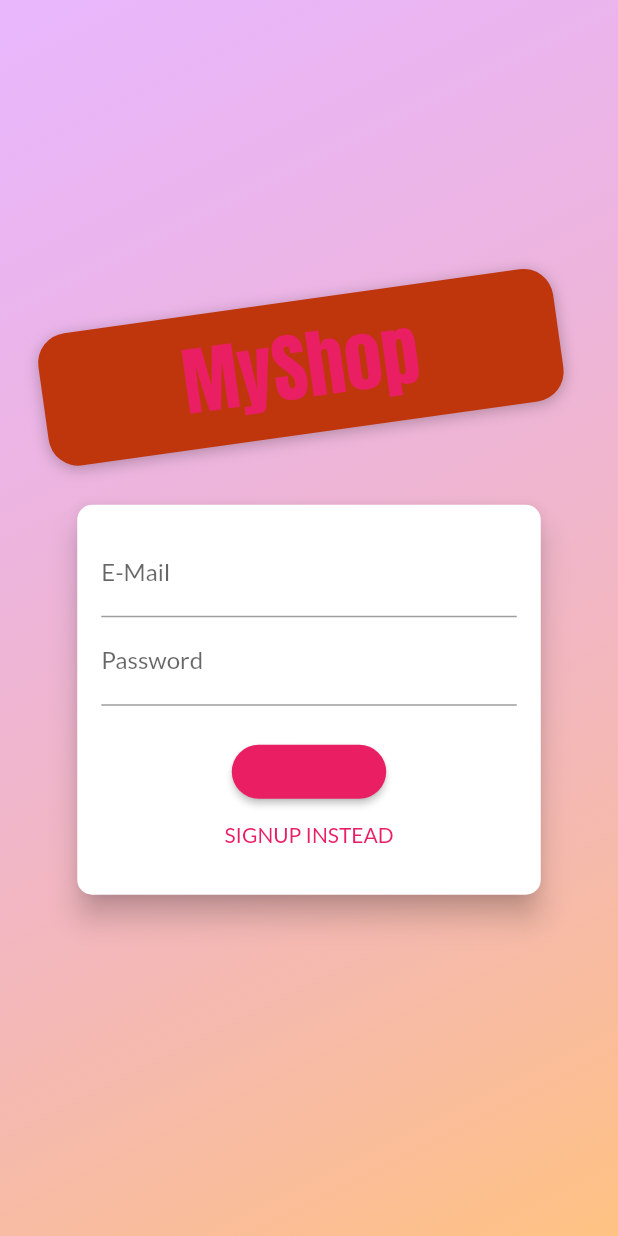
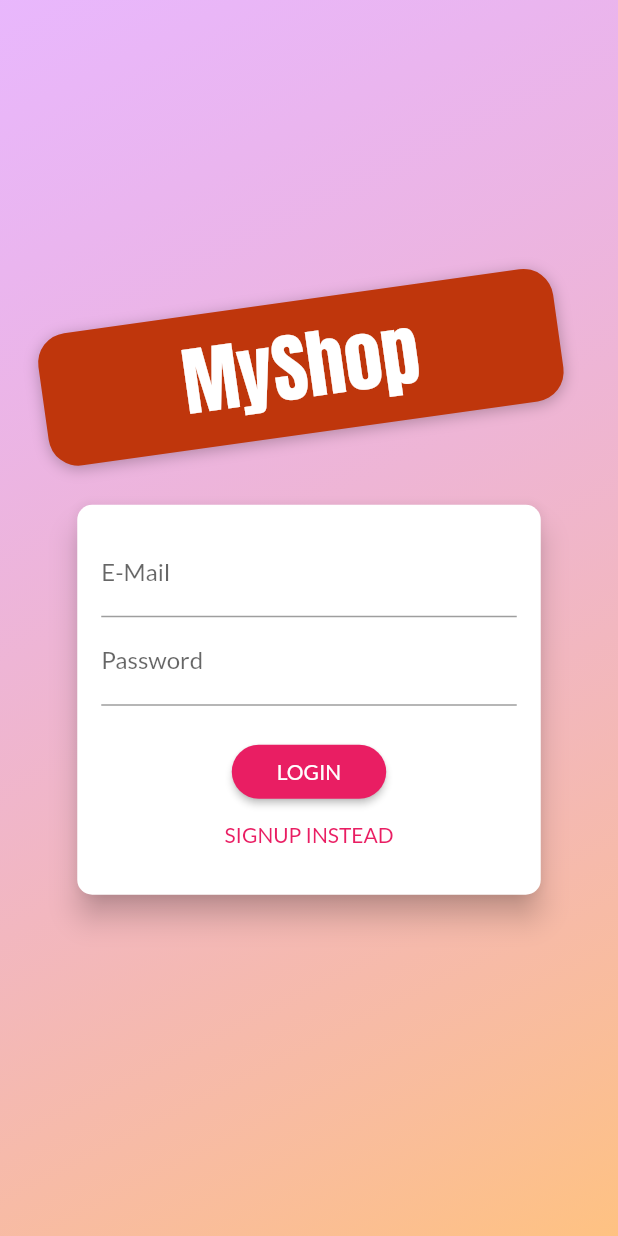
Before and after one commit to thuynt99/shopp_app, a Flutter app: the screen it shows after launch, on a phone screen of 412 x 824 dp. Run offline on Flutter 3.47's test engine with Material 2 defaults, Android fonts, the phone set to English and light mode, and no system bars.

```diff
--- a/lib/providers/products.dart
+++ b/lib/providers/products.dart
@@ -54,10 +54,12 @@ class Products with ChangeNotifier {
   }
 
   Future<void> featchAndSetProduct() async {
+    print(authToken);
     var url = Uri.parse(
         'https://shop-app-54400-default-rtdb.asia-southeast1.firebasedatabase.app/products.json?auth=$authToken');
     try {
       final response = await http.get(url);
+      print('========================');
       print(json.encode(response.body));
       final extractedData = jsonDecode(response.body) as Map<String, dynamic>;
       print(json.encode(extractedData));
@@ -67,7 +69,7 @@ class Products with ChangeNotifier {
             id: proId,
             title: value['title'],
             description: value['description'],
-            price: value['price'],
+            price: (value['price']) + .0,
             imageUrl: value['imageUrl'],
             isFavorite: value['isFavorite']));
       });
@@ -79,6 +81,7 @@ class Products with ChangeNotifier {
   }
 
   Future<void> addProduct(Product product) {
+    print(authToken);
     var url = Uri.https(
         'shop-app-54400-default-rtdb.asia-southeast1.firebasedatabase.app',
         '/products.json?auth=$authToken');
--- a/lib/screens/auth_screen.dart
+++ b/lib/screens/auth_screen.dart
@@ -62,7 +62,7 @@ class AuthScreen extends StatelessWidget {
                       child: Text(
                         'MyShop',
                         style: TextStyle(
-                          color: Theme.of(context).primaryColor,
+                          color: Colors.white,
                           fontSize: 50,
                           fontFamily: 'Anton',
                           fontWeight: FontWeight.normal,
@@ -212,7 +212,7 @@ class _AuthCardState extends State<AuthCard> {
                     padding:
                         EdgeInsets.symmetric(horizontal: 30.0, vertical: 8.0),
                     color: Theme.of(context).primaryColor,
-                    textColor: Theme.of(context).primaryColor,
+                    textColor: Colors.white,
                   ),
                 FlatButton(
                   child: Text(
--- a/lib/screens/products_overview_screen.dart
+++ b/lib/screens/products_overview_screen.dart
@@ -39,7 +39,9 @@ class _ProductsOverviewScreenState extends State<ProductsOverviewScreen> {
         _isLoading:
         true;
       });
-      Provider.of<Products>(context).featchAndSetProduct().then((_) {
+      Provider.of<Products>(context, listen: false)
+          .featchAndSetProduct()
+          .then((_) {
         setState(() {
           _isLoading:
           false;
--- a/lib/screens/user_products_screen.dart
+++ b/lib/screens/user_products_screen.dart
@@ -9,7 +9,7 @@ class UserProductsScreen extends StatelessWidget {
   static const routeName = '/user-products';
 
   Future<void> _refreshProducts(BuildContext context) async {
-    await Provider.of<Products>(context).featchAndSetProduct();
+    await Provider.of<Products>(context, listen: false).featchAndSetProduct();
   }
 
   @override
```
